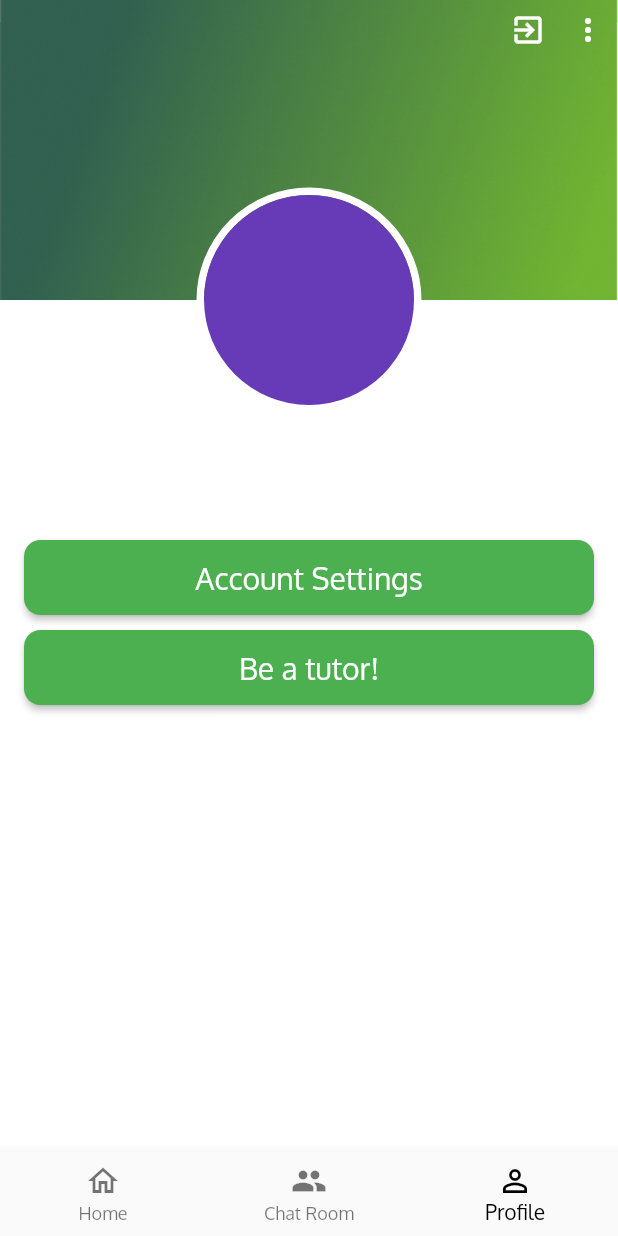
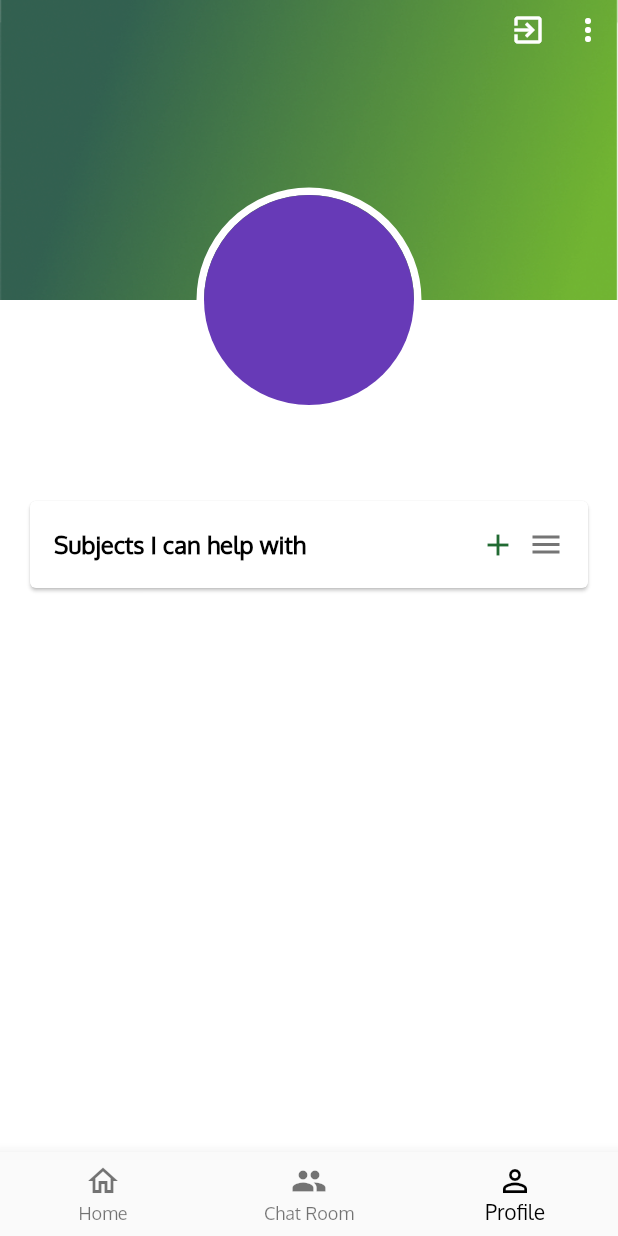
Before and after one commit to dextralquisola/project_lift, a Flutter app: the HomeScreen screen opened directly, item 3 of the bottom bar chosen, on a phone screen of 412 x 824 dp. Run offline on Flutter 3.47's test engine with Material 2 defaults, Android fonts, the phone set to English and light mode, and no system bars; our stand-ins replace device_info_plus, firebase_core, firebase_messaging, flutter_speed_dial, font_awesome_flutter, shared_preferences and 1 more; accounts and stored records are empty; network calls fail.

Commit message:
added adding subjects

```diff
--- a/lib/features/auth/service/auth_service.dart
+++ b/lib/features/auth/service/auth_service.dart
@@ -147,6 +147,8 @@ class AuthService {
         },
       );
 
+      print(res.body);
+
       if (!context.mounted) return;
 
       httpErrorHandler(
--- a/lib/features/profile/screens/profile_screen.dart
+++ b/lib/features/profile/screens/profile_screen.dart
@@ -1,4 +1,5 @@
 import 'package:flutter/material.dart';
+import 'package:project_lift/constants/styles.dart';
 import 'package:project_lift/features/auth/service/auth_service.dart';
 import 'package:project_lift/main.dart';
 import 'package:project_lift/providers/study_room_providers.dart';
@@ -10,9 +11,26 @@ import '../../../providers/tutors_provider.dart';
 import '../../../providers/user_provider.dart';
 import '../../../widgets/app_button.dart';
 import '../../../widgets/background_cover.dart';
+import 'add_subject_screen.dart';
 
-class ProfileScreen extends StatelessWidget {
+class ProfileScreen extends StatefulWidget {
   const ProfileScreen({super.key});
+
+  @override
+  State<ProfileScreen> createState() => _ProfileScreenState();
+}
+
+class _ProfileScreenState extends State<ProfileScreen>
+    with SingleTickerProviderStateMixin {
+  late AnimationController animationController;
+
+  @override
+  void initState() {
+    // TODO: implement initState
+    super.initState();
+    animationController = AnimationController(
+        vsync: this, duration: const Duration(milliseconds: 500));
+  }
 
   @override
   Widget build(BuildContext context) {
@@ -24,7 +42,8 @@ class ProfileScreen extends StatelessWidget {
     final user = userProvider.user;
     return Scaffold(
       backgroundColor: Colors.white,
-      body: Column(
+      body: SingleChildScrollView(
+        child: Column(
           children: [
             SizedBox(
               height: 200,
@@ -104,29 +123,65 @@ class ProfileScreen extends StatelessWidget {
                       text: "${user.firstName} ${user.lastName}",
                       textSize: 24,
                       fontWeight: FontWeight.bold),
-                const SizedBox(height: 50),
-                Column(
+                  const SizedBox(height: 20),
+                  Card(
+                    child: Column(
                       children: [
-                    AppButton(
-                      height: 50,
-                      onPressed: () {},
-                      wrapRow: true,
-                      text: "Account Settings",
+                        ExpansionTile(
+                          title: AppText(
+                            text: "Subjects I can help with",
+                            fontWeight: FontWeight.w600,
                           ),
-                    const SizedBox(height: 10),
-                    AppButton(
-                      onPressed: () => _showDialog(context),
-                      wrapRow: true,
-                      text: "Be a tutor!",
-                      height: 50,
+                          trailing: Row(
+                            mainAxisSize: MainAxisSize.min,
+                            children: [
+                              IconButton(
+                                constraints: const BoxConstraints(),
+                                onPressed: () {
+                                  Navigator.of(context).push(
+                                    MaterialPageRoute(
+                                      builder: (context) =>
+                                          const AddSubjectScreen(),
+                                    ),
+                                  );
+                                },
+                                icon: Icon(Icons.add, color: primaryColor),
+                              ),
+                              AnimatedIcon(
+                                icon: AnimatedIcons.menu_close,
+                                progress: animationController,
                               ),
                             ],
+                          ),
+                          children: [
+                            if (userProvider.user.subjects.isEmpty)
+                              ListTile(
+                                title: AppText(text: "No subjects yet"),
+                              ),
+                            ...userProvider.subjects.map((e) {
+                              return ListTile(
+                                title: AppText(text: e.subjectCode),
+                                subtitle: AppText(text: e.description),
+                              );
+                            }).toList(),
+                          ],
+                          onExpansionChanged: (value) {
+                            if (value) {
+                              animationController.forward();
+                            } else {
+                              animationController.reverse();
+                            }
+                          },
+                        ),
+                      ],
+                    ),
                   ),
                 ],
               ),
             )
             // profile body
           ],
+        ),
       ),
     );
   }
--- a/lib/models/study_room.dart
+++ b/lib/models/study_room.dart
@@ -1,6 +1,7 @@
 import 'dart:convert';
 
 import 'package:project_lift/models/message.dart';
+import 'package:project_lift/models/subject.dart';
 
 class StudyRoom {
   final String roomId;
@@ -8,6 +9,7 @@ class StudyRoom {
   final String roomOwner;
   final List<Message> messages;
   final List<Map<String, dynamic>> participants;
+  final Subject subject;
 
   StudyRoom({
     required this.roomId,
@@ -15,6 +17,7 @@ class StudyRoom {
     required this.messages,
     required this.participants,
     required this.roomOwner,
+    required this.subject,
   });
 
   factory StudyRoom.fromMap(Map<String, dynamic> map,
@@ -49,6 +52,7 @@ class StudyRoom {
             ),
       roomName: map['name'] ?? '',
       roomOwner: map['owner'] ?? '',
+      subject: Subject.fromMap(map['subject']),
     );
   }
 
@@ -58,6 +62,7 @@ class StudyRoom {
     String? roomOwner,
     List<Message>? messages,
     List<Map<String, dynamic>>? participants,
+    Subject? subject,
   }) {
     return StudyRoom(
       roomId: roomId ?? this.roomId,
@@ -65,6 +70,7 @@ class StudyRoom {
       participants: participants ?? this.participants,
       roomName: roomName ?? this.roomName,
       roomOwner: roomOwner ?? this.roomOwner,
+      subject: subject ?? this.subject,
     );
   }
 
@@ -86,6 +92,7 @@ class StudyRoom {
       participants: [],
       roomName: '',
       roomOwner: '',
+      subject: Subject.empty(),
     );
   }
 }
--- a/lib/models/user.dart
+++ b/lib/models/user.dart
@@ -1,4 +1,6 @@
 import 'dart:convert';
+
+import './subject.dart';
 
 class User {
   final String userId;
@@ -6,6 +8,7 @@ class User {
   final String lastName;
   final String email;
   final String role;
+  final List<Subject> subjects;
   final String token;
   final String firebaseToken;
   final String deviceToken;
@@ -17,6 +20,7 @@ class User {
     required this.email,
     required this.role,
     required this.token,
+    required this.subjects,
     this.firebaseToken = '',
     this.deviceToken = '',
   });
@@ -42,6 +46,7 @@ class User {
     String? role,
     String? deviceToken,
     String? firebaseToken,
+    List<Subject>? subjects,
   }) {
     return User(
       userId: userId ?? this.userId,
@@ -52,6 +57,7 @@ class User {
       token: token ?? this.token,
       deviceToken: deviceToken ?? this.deviceToken,
       firebaseToken: firebaseToken ?? this.firebaseToken,
+      subjects: subjects ?? this.subjects,
     );
   }
 
@@ -76,6 +82,7 @@ class User {
       token: '',
       deviceToken: '',
       firebaseToken: '',
+      subjects: [],
     );
   }
 
@@ -87,6 +94,13 @@ class User {
       email: map['email'] ?? '',
       role: map['role'] ?? '',
       token: map['token'] ?? '',
+      subjects: map['subjects'].isEmpty
+          ? []
+          : List<Subject>.from(
+              map['subjects']?.map(
+                (x) => Subject.fromMap(x),
+              ),
+            ),
     );
   }
 
--- a/lib/providers/user_provider.dart
+++ b/lib/providers/user_provider.dart
@@ -2,14 +2,23 @@ import 'package:flutter/foundation.dart';
 import 'package:project_lift/utils/socket_client.dart';
 import 'package:shared_preferences/shared_preferences.dart';
 
+import '../models/subject.dart';
 import '../models/user.dart';
 
 class UserProvider with ChangeNotifier {
   User _user = User.emptyUser();
 
   User get user => _user;
+  List<Subject> get subjects => _user.subjects;
   bool get isTutor => _user.role == 'tutor';
   bool get isAuthenticated => _user.token != '';
+
+  void addSubject(Subject subject) {
+    _user = _user.copyFrom(
+      subjects: [...subjects, subject],
+    );
+    notifyListeners();
+  }
 
   void setUserFromModel(User user) {
     _user = user;
```
Also changed, not shown: lib/constants/subjects.dart (added, +100 -0 lines), lib/dummy.json (added, +23 -0 lines), lib/features/profile/screens/add_subject_screen.dart (added, +232 -0 lines), lib/features/profile/service/profile_service.dart (+41 -0 lines), lib/models/subject.dart (added, +91 -0 lines). Lines whose indentation alone changed are shown as unchanged.
